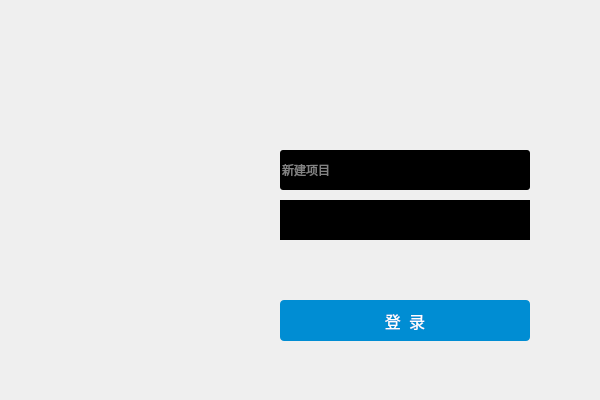
Qt form BasicFinderClient/widget.ui (erbingli/LiQiXiang) before a commit.
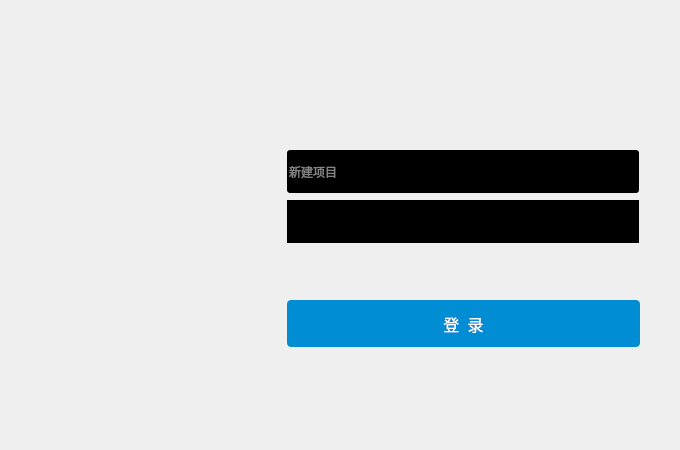
The same form after that commit. Icons and pictures are not drawn.

Commit message: 修改登录框样式，界面长宽，

Diff of the .ui file:
```diff
--- a/BasicFinderClient/widget.ui
+++ b/BasicFinderClient/widget.ui
@@ -6,8 +6,8 @@
    <rect>
     <x>0</x>
     <y>0</y>
-    <width>600</width>
-    <height>400</height>
+    <width>680</width>
+    <height>450</height>
    </rect>
   </property>
   <property name="windowTitle">
@@ -118,10 +118,10 @@
           <widget class="QPushButton" name="LoginBtn">
            <property name="geometry">
             <rect>
-             <x>80</x>
+             <x>60</x>
              <y>300</y>
-             <width>250</width>
-             <height>41</height>
+             <width>353</width>
+             <height>47</height>
             </rect>
            </property>
            <property name="palette">
@@ -373,104 +373,13 @@
             <string/>
            </property>
           </widget>
-          <widget class="QPushButton" name="btnClose">
-           <property name="geometry">
-            <rect>
-             <x>370</x>
-             <y>10</y>
-             <width>20</width>
-             <height>16</height>
-            </rect>
-           </property>
-           <property name="autoFillBackground">
-            <bool>false</bool>
-           </property>
-           <property name="styleSheet">
-            <string notr="true">QPushButton#btnClose{
-image: url(:/White/closePressed);
-}
-
-QPushButton#btnClose
-{
-    border:none;
-    
-
-   border-top-right-radius:5px;
-    
-}
-
-QPushButton#btnClose:hover
-{
-   
-	background-color: rgb(255, 91, 41);
-}
-
-QPushButton#btnClose:pressed
-{
-   
-	background-color: rgb(255, 16, 16);
-}</string>
-           </property>
-           <property name="text">
-            <string/>
-           </property>
-          </widget>
-          <widget class="QPushButton" name="btnMin">
-           <property name="geometry">
-            <rect>
-             <x>340</x>
-             <y>10</y>
-             <width>20</width>
-             <height>16</height>
-            </rect>
-           </property>
-           <property name="layoutDirection">
-            <enum>Qt::LeftToRight</enum>
-           </property>
-           <property name="autoFillBackground">
-            <bool>false</bool>
-           </property>
-           <property name="styleSheet">
-            <string notr="true">QPushButton#btnMin
-{
-image: url(:/White/minimizePressed);
-}
-
-QPushButton
-{
-    border:none;   
-}
-
-QPushButton:hover
-{
-	background-color: rgb(88, 197, 255);
-}
-
-QPushButton:pressed
-{
-background-color: rgb(78, 177, 226);
-}</string>
-           </property>
-           <property name="text">
-            <string/>
-           </property>
-           <property name="autoRepeatDelay">
-            <number>294</number>
-           </property>
-           <property name="autoDefault">
-            <bool>true</bool>
-           </property>
-           <property name="default">
-            <bool>true</bool>
-           </property>
-          </widget>
           <widget class="QComboBox" name="LogincomboBox">
            <property name="geometry">
             <rect>
-             <x>80</x>
+             <x>60</x>
              <y>150</y>
-             <width>250</width>
-             <height>40</height>
+             <width>352</width>
+             <height>43</height>
             </rect>
            </property>
            <property name="focusPolicy">
@@ -560,10 +469,10 @@
           <widget class="QLineEdit" name="LoginlineEdit">
            <property name="geometry">
             <rect>
-             <x>80</x>
+             <x>60</x>
              <y>200</y>
-             <width>250</width>
-             <height>40</height>
+             <width>352</width>
+             <height>43</height>
             </rect>
            </property>
            <property name="mouseTracking">
@@ -580,7 +489,7 @@
 	
 	background-color: rgb(0, 0, 0);
 	
-	border:1px ; 
+	border:0.5px ; 
 	color: rgb(131, 131, 131);
 }
 
@@ -596,6 +505,111 @@
             <string/>
            </property>
           </widget>
+          <widget class="QWidget" name="layoutWidget">
+           <property name="geometry">
+            <rect>
+             <x>370</x>
+             <y>0</y>
+             <width>71</width>
+             <height>41</height>
+            </rect>
+           </property>
+           <layout class="QHBoxLayout" name="horizontalLayout_4">
+            <property name="spacing">
+             <number>0</number>
+            </property>
+            <item>
+             <widget class="QPushButton" name="btnMin">
+              <property name="sizePolicy">
+               <sizepolicy hsizetype="Minimum" vsizetype="Expanding">
+                <horstretch>0</horstretch>
+                <verstretch>0</verstretch>
+               </sizepolicy>
+              </property>
+              <property name="layoutDirection">
+               <enum>Qt::LeftToRight</enum>
+              </property>
+              <property name="autoFillBackground">
+               <bool>false</bool>
+              </property>
+              <property name="styleSheet">
+               <string notr="true">QPushButton#btnMin
+{
+image: url(:/White/minimizePressed);
+}
+
+QPushButton
+{
+    border:none;   
+}
+
+QPushButton:hover
+{
+	background-color: rgb(209, 69, 0);
+}
+
+QPushButton:pressed
+{
+background-color: rgb(78, 177, 226);
+}</string>
+              </property>
+              <property name="text">
+               <string/>
+              </property>
+              <property name="autoRepeatDelay">
+               <number>294</number>
+              </property>
+              <property name="autoDefault">
+               <bool>true</bool>
+              </property>
+              <property name="default">
+               <bool>true</bool>
+              </property>
+             </widget>
+            </item>
+            <item>
+             <widget class="QPushButton" name="btnClose">
+              <property name="sizePolicy">
+               <sizepolicy hsizetype="Minimum" vsizetype="Expanding">
+                <horstretch>0</horstretch>
+                <verstretch>0</verstretch>
+               </sizepolicy>
+              </property>
+              <property name="autoFillBackground">
+               <bool>false</bool>
+              </property>
+              <property name="styleSheet">
+               <string notr="true">QPushButton#btnClose{
+image: url(:/White/closePressed);
+}
+
+QPushButton#btnClose
+{
+    border:none;
+    
+
+   border-top-right-radius:5px;
+    
+}
+
+QPushButton#btnClose:hover
+{
+background-color: rgb(209, 69, 0);
+}
+
+QPushButton#btnClose:pressed
+{
+ 
+	background-color: rgb(209, 69, 0);
+}</string>
+              </property>
+              <property name="text">
+               <string/>
+              </property>
+             </widget>
+            </item>
+           </layout>
+          </widget>
          </widget>
         </item>
        </layout>
```
Left out of the diff: 37 changed lines with no effect on the pictures. The commit also changes 1 other file.
